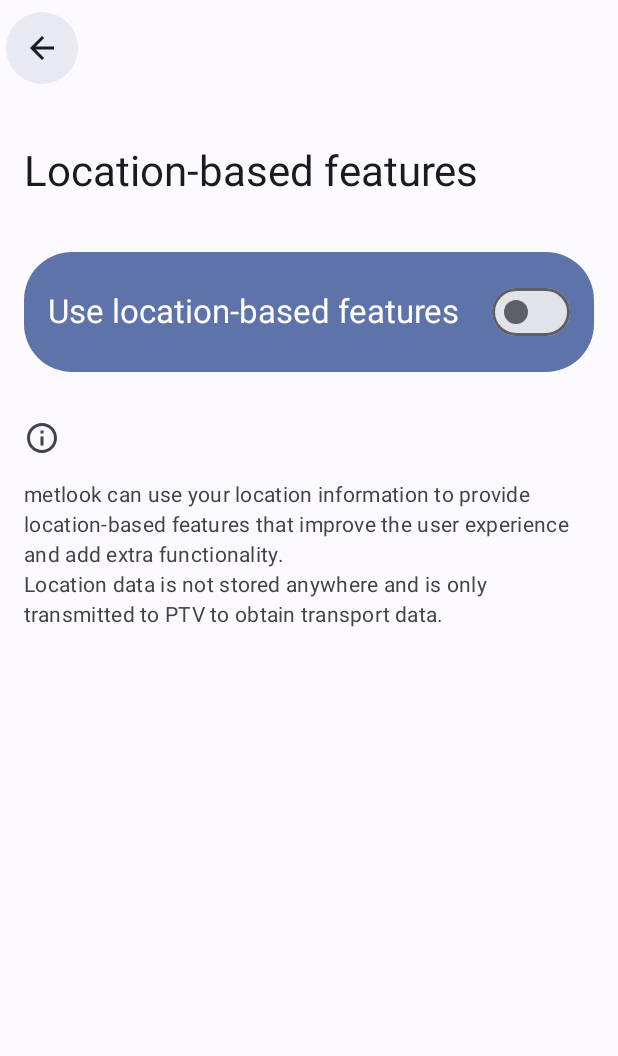
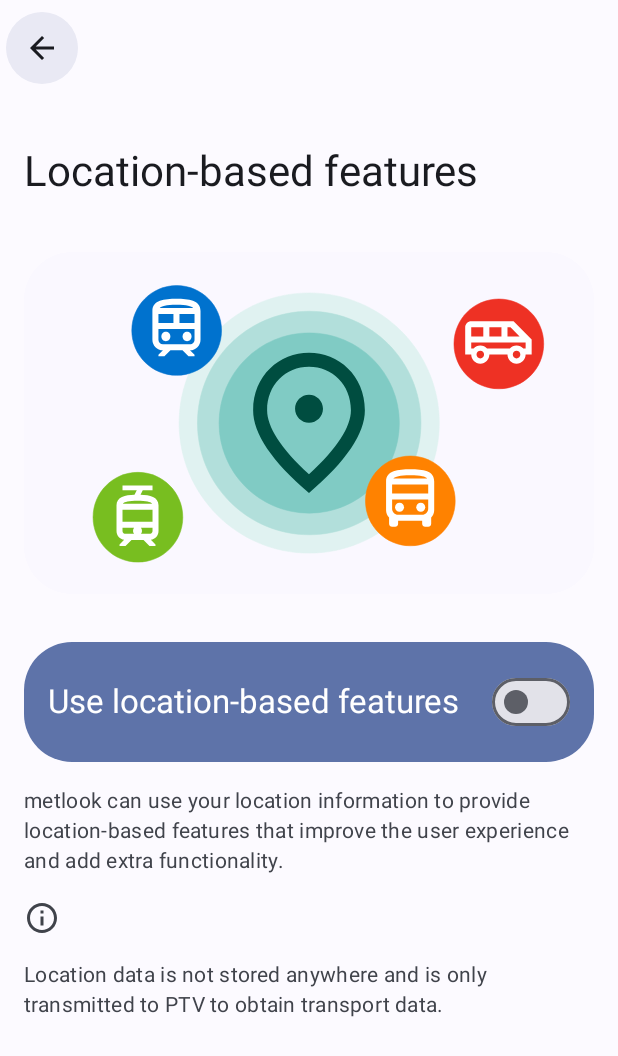
Before and after one commit to dkincorporated/metlook-eta, an Android app built with Jetpack Compose: the SettingsScreen screen opened through its navigation route, after a tap on "Location-based features", on a phone screen of 412 x 824 dp. Shown: the top 1056 px of the screen. Run offline under Robolectric (Android 15) with nearby library versions, the phone set to English and light mode, and no system bars.

Commit message:
Add fancy graphic to location settings screen

```diff
--- a/app/src/main/java/dev/dkong/metlook/eta/MainActivity.kt
+++ b/app/src/main/java/dev/dkong/metlook/eta/MainActivity.kt
@@ -27,6 +27,8 @@ import dev.dkong.metlook.eta.common.Constants.Companion.transitionOffsetProporti
 import dev.dkong.metlook.eta.screens.RootScreen
 import dev.dkong.metlook.eta.screens.home.HomeScreen
 import dev.dkong.metlook.eta.screens.settings.LocationFeaturesScreen
+import dev.dkong.metlook.eta.screens.settings.RecentServicesSettingsScreen
+import dev.dkong.metlook.eta.screens.settings.RecentStopsSettingsScreen
 import dev.dkong.metlook.eta.screens.settings.SettingsScreen
 import dev.dkong.metlook.eta.screens.settings.SettingsScreens
 import dev.dkong.metlook.eta.ui.theme.MetlookTheme
@@ -102,5 +104,11 @@ fun MainScreen(navHostController: NavHostController) {
         composable(SettingsScreens.LocationFeatures.route) {
             LocationFeaturesScreen(navHostController = navHostController)
         }
+        composable(SettingsScreens.RecentStops.route) {
+            RecentStopsSettingsScreen(navHostController = navHostController)
+        }
+        composable(SettingsScreens.RecentServices.route) {
+            RecentServicesSettingsScreen(navHostController = navHostController)
+        }
     }
 }
--- a/app/src/main/java/dev/dkong/metlook/eta/screens/settings/LocationFeaturesScreen.kt
+++ b/app/src/main/java/dev/dkong/metlook/eta/screens/settings/LocationFeaturesScreen.kt
@@ -1,9 +1,20 @@
 package dev.dkong.metlook.eta.screens.settings
 
+import androidx.compose.foundation.Image
+import androidx.compose.foundation.background
+import androidx.compose.foundation.layout.Box
+import androidx.compose.foundation.layout.padding
+import androidx.compose.foundation.shape.RoundedCornerShape
+import androidx.compose.material3.MaterialTheme
 import androidx.compose.runtime.Composable
 import androidx.compose.runtime.mutableStateOf
 import androidx.compose.runtime.remember
+import androidx.compose.ui.Modifier
+import androidx.compose.ui.draw.clip
+import androidx.compose.ui.res.painterResource
+import androidx.compose.ui.unit.dp
 import androidx.navigation.NavHostController
+import dev.dkong.metlook.eta.R
 import dev.dkong.metlook.eta.composables.HeadlineToggleableSettingsItem
 import dev.dkong.metlook.eta.composables.LargeTopAppbarScaffold
 import dev.dkong.metlook.eta.composables.SettingsInfoFootnote
@@ -13,6 +24,20 @@ import dev.dkong.metlook.eta.composables.SettingsInfoText
 fun LocationFeaturesScreen(navHostController: NavHostController) {
     LargeTopAppbarScaffold(navController = navHostController, title = "Location-based features") {
         item {
+            Box(
+                modifier = Modifier
+                    .padding(16.dp)
+                    .clip(RoundedCornerShape(32.dp))
+                    .background(MaterialTheme.colorScheme.surface)
+            ) {
+                Image(
+                    painterResource(id = R.drawable.custom_settings_location),
+                    contentDescription = null,
+                    modifier = Modifier.padding(16.dp)
+                )
+            }
+        }
+        item {
             val isLocationFeaturesEnabled = remember { mutableStateOf(false) }
             HeadlineToggleableSettingsItem(
                 name = "Use location-based features",
@@ -20,7 +45,10 @@ fun LocationFeaturesScreen(navHostController: NavHostController) {
             )
         }
         item {
-            SettingsInfoFootnote(info = "metlook can use your location information to provide location-based features that improve the user experience and add extra functionality.\nLocation data is not stored anywhere and is only transmitted to PTV to obtain transport data.")
+            SettingsInfoText(info = "metlook can use your location information to provide location-based features that improve the user experience and add extra functionality.")
+        }
+        item {
+            SettingsInfoFootnote(info = "Location data is not stored anywhere and is only transmitted to PTV to obtain transport data.")
         }
     }
 }
--- /dev/null
+++ b/app/src/main/java/dev/dkong/metlook/eta/screens/settings/RecentsSettingsScreen.kt
@@ -0,0 +1,25 @@
+package dev.dkong.metlook.eta.screens.settings
+
+import androidx.compose.runtime.Composable
+import androidx.navigation.NavHostController
+import dev.dkong.metlook.eta.composables.LargeTopAppbarScaffold
+
+@Composable
+fun RecentStopsSettingsScreen(navHostController: NavHostController) {
+    LargeTopAppbarScaffold(
+        navController = navHostController,
+        title = "Recent stops and stations"
+    ) {
+
+    }
+}
+
+@Composable
+fun RecentServicesSettingsScreen(navHostController: NavHostController) {
+    LargeTopAppbarScaffold(
+        navController = navHostController,
+        title = "Recent services"
+    ) {
+
+    }
+}
--- a/app/src/main/java/dev/dkong/metlook/eta/screens/settings/SettingsScreen.kt
+++ b/app/src/main/java/dev/dkong/metlook/eta/screens/settings/SettingsScreen.kt
@@ -40,7 +40,9 @@ fun SettingsScreen(navHostController: NavHostController) {
                 val isRecentStopsChecked = remember { mutableStateOf(true) }
                 SwitchSettingsItem(
                     name = "Recent stops and stations",
-//                    onClick = {},
+                    onClick = {
+                        navHostController.navigate(SettingsScreens.RecentStops.route)
+                    },
                     description = "Save 5 recent stops and stations",
                     selected = isRecentStopsChecked
                 )
@@ -48,7 +50,9 @@ fun SettingsScreen(navHostController: NavHostController) {
                 val isRecentServicesChecked = remember { mutableStateOf(true) }
                 SwitchSettingsItem(
                     name = "Recent services",
-//                    onClick = {},
+                    onClick = {
+                        navHostController.navigate(SettingsScreens.RecentServices.route)
+                    },
                     description = "Save 5 recent services",
                     selected = isRecentServicesChecked
                 )
--- /dev/null
+++ b/app/src/main/res/drawable/custom_settings_location.xml
@@ -0,0 +1,84 @@
+<vector xmlns:android="http://schemas.android.com/apk/res/android"
+    android:width="1280dp"
+    android:height="720dp"
+    android:viewportWidth="1280"
+    android:viewportHeight="720">
+  <path
+      android:pathData="M321.5,360.5C321.5,184.3 464.3,41.5 640.5,41.5 816.7,41.5 959.5,184.3 959.5,360.5 959.5,536.7 816.7,679.5 640.5,679.5 464.3,679.5 321.5,536.7 321.5,360.5Z"
+      android:strokeWidth="1.33333"
+      android:fillColor="#E0F2F1"
+      android:fillType="evenOdd"
+      android:strokeColor="#E0F2F1"/>
+  <path
+      android:pathData="M366.5,360.5C366.5,209.2 489.2,86.5 640.5,86.5 791.8,86.5 914.5,209.2 914.5,360.5 914.5,511.8 791.8,634.5 640.5,634.5 489.2,634.5 366.5,511.8 366.5,360.5Z"
+      android:strokeWidth="1.33333"
+      android:fillColor="#B2DFDB"
+      android:fillType="evenOdd"
+      android:strokeColor="#B2DFDB"/>
+  <path
+      android:pathData="M419.5,360.5C419.5,238.4 518.4,139.5 640.5,139.5 762.6,139.5 861.5,238.4 861.5,360.5 861.5,482.6 762.6,581.5 640.5,581.5 518.4,581.5 419.5,482.6 419.5,360.5Z"
+      android:strokeWidth="1.33333"
+      android:fillColor="#80CBC4"
+      android:fillType="evenOdd"
+      android:strokeColor="#80CBC4"/>
+  <path
+      android:pathData="M640,360C621.2,360 605.8,344.5 605.8,325.6 605.8,306.7 621.2,291.2 640,291.2 658.8,291.2 674.3,306.7 674.3,325.6 674.3,344.5 658.8,360 640,360ZM742.8,329C742.8,266.6 697.4,222.4 640,222.4 582.6,222.4 537.3,266.6 537.3,329 537.3,369.3 570.6,422.6 640,486.2 709.4,422.6 742.8,369.3 742.8,329ZM640,188C711.9,188 777,243.4 777,329 777,386.1 731.3,453.7 640,532 548.7,453.7 503,386.1 503,329 503,243.4 568.1,188 640,188Z"
+      android:fillColor="#004D40"
+      android:fillType="evenOdd"/>
+  <path
+      android:pathData="M110.5,591.5C110.5,530.7 159.7,481.5 220.5,481.5 281.3,481.5 330.5,530.7 330.5,591.5 330.5,652.3 281.3,701.5 220.5,701.5 159.7,701.5 110.5,652.3 110.5,591.5Z"
+      android:strokeWidth="1.33333"
+      android:fillColor="#78BE20"
+      android:fillType="evenOdd"
+      android:strokeColor="#78BE20"/>
+  <path
+      android:pathData="M226.9,536.2 L232.4,525.1 256.3,525.1 256.3,514 182.7,514 182.7,525.1 217.7,525.1 212.1,536.2C189.1,536.9 168,541.6 168,562.1L168,625C168,636.1 176.2,645.2 186.8,646.8L175.4,658.3 175.4,662 190.1,662 204.8,647.2 234.2,647.2 248.9,662 263.6,662 263.6,658.3 252.2,646.8 252.2,646.8 252.2,646.8C262.8,645.2 271,636.1 271,625L271,562.1C271,541.6 249.9,536.9 226.9,536.2ZM212.4,551 L226.6,551C246.9,551.6 253.3,555.3 255.3,558.4L183.7,558.4C185.7,555.3 192.1,551.6 212.4,551ZM211,632 L188.2,632C184.9,631.2 182.7,628.3 182.7,625L182.7,617.6 211.3,617.6C209.6,619.6 208.5,622.1 208.5,625 208.5,627.7 209.4,630.1 211,632ZM256.3,625C256.3,628.3 254.1,631.2 250.8,632L228,632C229.6,630.1 230.5,627.7 230.5,625 230.5,622.1 229.4,619.6 227.7,617.6L256.3,617.6 256.3,625ZM256.3,602.8 L182.7,602.8 182.7,573.2 256.3,573.2 256.3,602.8Z"
+      android:fillColor="#FFFFFF"
+      android:fillType="evenOdd"/>
+  <path
+      android:pathData="M778.5,551.5C778.5,490.7 827.7,441.5 888.5,441.5 949.3,441.5 998.5,490.7 998.5,551.5 998.5,612.3 949.3,661.5 888.5,661.5 827.7,661.5 778.5,612.3 778.5,551.5Z"
+      android:strokeWidth="1.33333"
+      android:fillColor="#FF8200"
+      android:fillType="evenOdd"
+      android:strokeColor="#FF8200"/>
+  <path
+      android:pathData="M888,474C858.5,474 829,477.7 829,503.7L829,574.2C829,581.2 831.8,587.6 836.4,592.3L836.4,607.6C836.4,611.7 839.7,615 843.8,615L851.1,615C855.2,615 858.5,611.7 858.5,607.6L858.5,600.2 917.5,600.2 917.5,607.6C917.5,611.7 920.8,615 924.9,615L932.3,615C936.3,615 939.6,611.7 939.6,607.6L939.6,592.3C944.2,587.6 947,581.2 947,574.2L947,503.7C947,477.7 920.6,474 888,474ZM888,488.8C915.4,488.8 925.8,492.3 929.8,496.3L846.9,496.3C851.3,492.4 862,488.8 888,488.8ZM932.3,570.5C932.3,578.6 925.6,585.3 917.5,585.3L858.5,585.3C850.4,585.3 843.8,578.6 843.8,570.5L843.8,548.2 932.3,548.2 932.3,570.5ZM932.3,533.4 L843.8,533.4 843.8,511.1 932.3,511.1 932.3,533.4Z"
+      android:fillColor="#FFFFFF"
+      android:fillType="evenOdd"/>
+  <path
+      android:pathData="M873,567C873,573.1 868.1,578 862,578 855.9,578 851,573.1 851,567 851,560.9 855.9,556 862,556 868.1,556 873,560.9 873,567Z"
+      android:fillColor="#FFFFFF"
+      android:fillType="evenOdd"/>
+  <path
+      android:pathData="M925,567C925,573.1 920.1,578 914,578 907.9,578 903,573.1 903,567 903,560.9 907.9,556 914,556 920.1,556 925,560.9 925,567Z"
+      android:fillColor="#FFFFFF"
+      android:fillType="evenOdd"/>
+  <path
+      android:pathData="M205.5,133.5C205.5,72.7 254.7,23.5 315.5,23.5 376.3,23.5 425.5,72.7 425.5,133.5 425.5,194.3 376.3,243.5 315.5,243.5 254.7,243.5 205.5,194.3 205.5,133.5Z"
+      android:strokeWidth="1.33333"
+      android:fillColor="#0072CE"
+      android:fillType="evenOdd"
+      android:strokeColor="#0072CE"/>
+  <path
+      android:pathData="M300,148.5C300,154.9 295.1,160 289,160 282.9,160 278,154.9 278,148.5 278,142.1 282.9,137 289,137 295.1,137 300,142.1 300,148.5Z"
+      android:fillColor="#FFFFFF"
+      android:fillType="evenOdd"/>
+  <path
+      android:pathData="M352,148.5C352,154.9 347.1,160 341,160 334.9,160 330,154.9 330,148.5 330,142.1 334.9,137 341,137 347.1,137 352,142.1 352,148.5Z"
+      android:fillColor="#FFFFFF"
+      android:fillType="evenOdd"/>
+  <path
+      android:pathData="M315,56C285.5,56 256,59.7 256,85.7L256,156.2C256,170.5 267.6,182.2 281.8,182.2L270.8,193.3 270.8,197 285.5,197 300.3,182.2 329.8,182.2 344.5,197 359.3,197 359.3,193.3 348.2,182.2C362.4,182.2 374,170.5 374,156.2L374,85.7C374,59.7 344.5,56 315,56ZM315,70.8C340.9,70.8 351.6,74.4 356.1,78.3L273.9,78.3C278.4,74.4 289.1,70.8 315,70.8ZM270.8,93.1 L307.6,93.1 307.6,115.4 270.8,115.4 270.8,93.1ZM359.3,156.2C359.3,162.3 354.3,167.3 348.2,167.3L281.8,167.3C275.7,167.3 270.8,162.3 270.8,156.2L270.8,130.2 359.3,130.2 359.3,156.2ZM359.3,115.4 L322.4,115.4 322.4,93.1 359.3,93.1 359.3,115.4Z"
+      android:fillColor="#FFFFFF"
+      android:fillType="evenOdd"/>
+  <path
+      android:pathData="M995.5,166.5C995.5,105.7 1044.8,56.5 1105.5,56.5 1166.3,56.5 1215.5,105.7 1215.5,166.5 1215.5,227.3 1166.3,276.5 1105.5,276.5 1044.8,276.5 995.5,227.3 995.5,166.5Z"
+      android:strokeWidth="1.33333"
+      android:fillColor="#EE3124"
+      android:fillType="evenOdd"
+      android:strokeColor="#EE3124"/>
+  <path
+      android:pathData="M1141.6,111 L1037.8,111C1029.7,111 1023,117.6 1023,125.9L1023,192.7 1037.8,192.7C1037.8,205 1047.8,215 1060.1,215 1072.3,215 1082.3,205 1082.3,192.7L1126.7,192.7C1126.7,205 1136.7,215 1148.9,215 1161.3,215 1171.2,205 1171.2,192.7L1186,192.7 1186,155.6 1141.6,111ZM1126.7,125.9 L1134.1,125.9 1156.4,148.1 1126.7,148.1 1126.7,125.9ZM1082.3,125.9 L1111.9,125.9 1111.9,148.1 1082.3,148.1 1082.3,125.9ZM1037.8,125.9 L1067.4,125.9 1067.4,148.1 1037.8,148.1 1037.8,125.9ZM1060.1,202C1054.9,202 1050.8,197.8 1050.8,192.7 1050.8,187.6 1054.9,183.4 1060.1,183.4 1065.2,183.4 1069.3,187.6 1069.3,192.7 1069.3,197.8 1065.2,202 1060.1,202ZM1148.9,202C1143.8,202 1139.7,197.8 1139.7,192.7 1139.7,187.6 1143.8,183.4 1148.9,183.4 1154.1,183.4 1158.2,187.6 1158.2,192.7 1158.2,197.8 1154.1,202 1148.9,202ZM1171.2,177.9 L1165.4,177.9C1161.3,173.3 1155.5,170.4 1148.9,170.4 1142.4,170.4 1136.6,173.3 1132.5,177.9L1076.5,177.9C1072.4,173.3 1066.6,170.4 1060.1,170.4 1053.4,170.4 1047.7,173.3 1043.6,177.9L1037.8,177.9 1037.8,163 1171.2,163 1171.2,177.9Z"
+      android:fillColor="#FFFFFF"
+      android:fillType="evenOdd"/>
+</vector>
```
